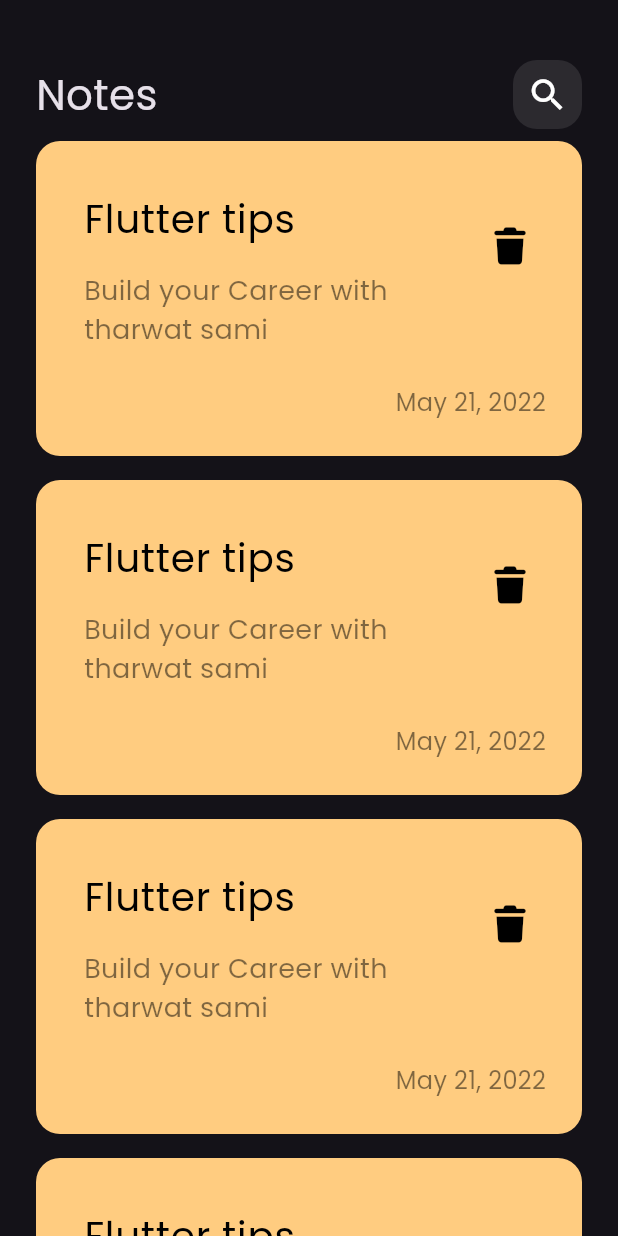
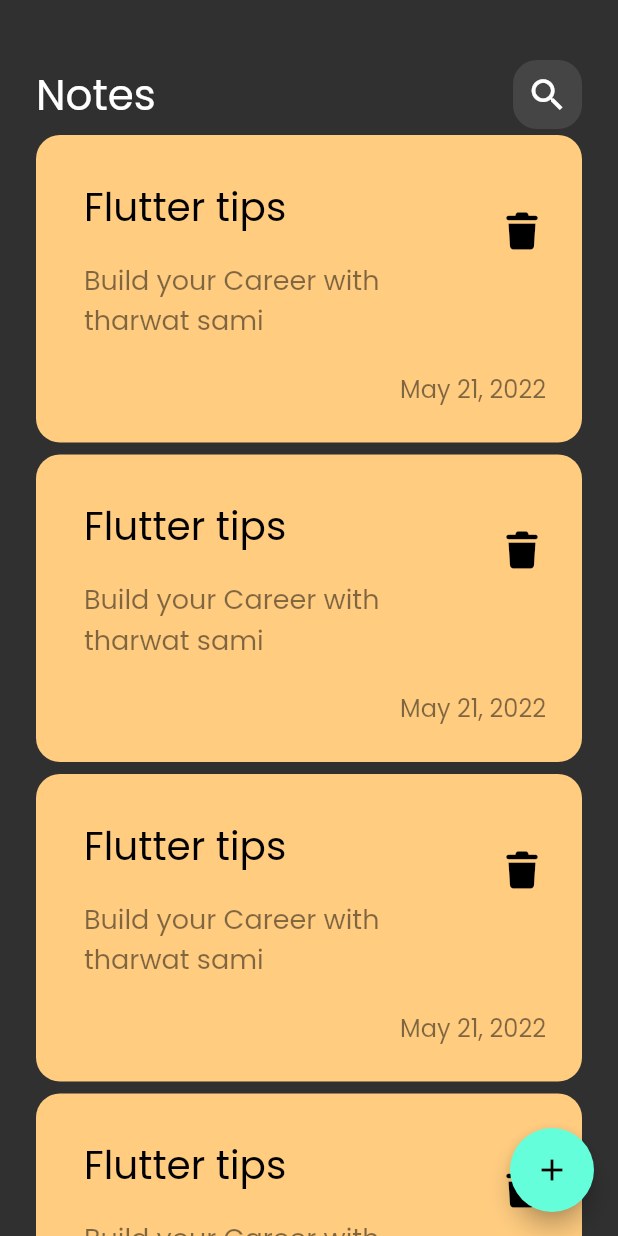
Before and after one commit to FarahSa1/notes_app, a Flutter app: the screen it shows after launch, on a phone screen of 412 x 824 dp. Run offline on Flutter 3.47's test engine with Material 3 defaults, Android fonts, the phone set to English and light mode, and no system bars; our stand-ins replace font_awesome_flutter.

Commit message:
add floating action button

```diff
--- a/lib/main.dart
+++ b/lib/main.dart
@@ -15,6 +15,7 @@ class NotesApp extends StatelessWidget {
       debugShowCheckedModeBanner: false,
       // theme: ThemeData.dark(),
       theme: ThemeData(
+        useMaterial3: false,
         brightness: Brightness.dark,
         fontFamily: 'Poppins'
       ),
--- a/lib/views/notes_view.dart
+++ b/lib/views/notes_view.dart
@@ -6,8 +6,14 @@ class NotesView extends StatelessWidget {
 
   @override
   Widget build(BuildContext context) {
-    return const Scaffold(
-      body: NotesViewBody(),
+    return  Scaffold(
+      floatingActionButton: FloatingActionButton(
+        onPressed: () {
+
+        },
+        child: Icon(Icons.add),
+      ),
+      body: const NotesViewBody(),
     );
   }
 }
--- a/lib/widgets/custom_note_item.dart
+++ b/lib/widgets/custom_note_item.dart
@@ -31,15 +31,12 @@ class NoteItem extends StatelessWidget {
                 ),
               ),
             ),
-            trailing: Transform.translate(
-              offset: const Offset(0, -15), //عشان احرك الايقون لفوق
-              child: IconButton(
-                onPressed: () {},
-                icon: const Icon(
-                  FontAwesomeIcons.trash,
-                  color: Colors.black,
-                  size: 24,
-                ),
+            trailing: IconButton(
+              onPressed: () {},
+              icon: const Icon(
+                FontAwesomeIcons.trash,
+                color: Colors.black,
+                size: 24,
               ),
             ),
           ),
--- a/lib/widgets/notes_list_view.dart
+++ b/lib/widgets/notes_list_view.dart
@@ -9,7 +9,7 @@ class NotesListView extends StatelessWidget {
     return ListView.builder(
       itemBuilder: (context, index) {
         return const Padding(
-          padding: EdgeInsets.symmetric(vertical: 8.0),
+          padding: EdgeInsets.symmetric(vertical: 4.0),
           child: NoteItem(),
         );
       },
```
